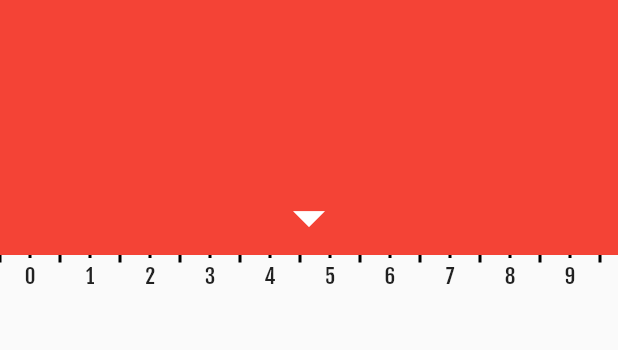
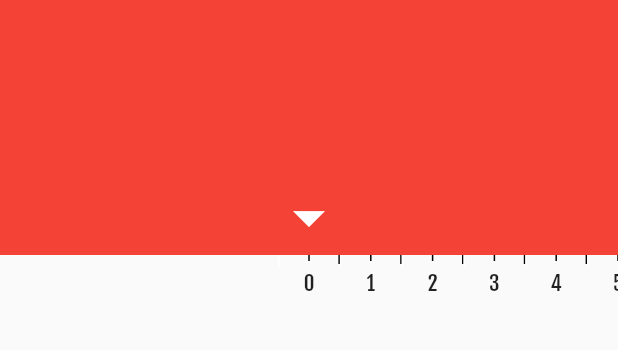
Before and after one commit to achernoprudov/pomodoro, a Flutter app: the screen it shows after launch, on a phone screen of 412 x 824 dp, the part 195-545 px from its top. Run offline on Flutter 3.47's test engine with Material 2 defaults, Android fonts, the phone set to English and light mode, and no system bars.

Commit message:
adopt scale design

```diff
--- a/lib/src/interval_widget.dart
+++ b/lib/src/interval_widget.dart
@@ -8,7 +8,7 @@ class IntervalWidget extends StatelessWidget {
   @override
   Widget build(BuildContext context) {
     return SizedBox(
-      width: 20,
+      width: 40,
       child: Stack(
         children: <Widget>[
           Row(
@@ -16,25 +16,25 @@ class IntervalWidget extends StatelessWidget {
             mainAxisAlignment: MainAxisAlignment.spaceBetween,
             children: <Widget>[
               Container(
-                color: Colors.black,
-                height: 5,
+                color: Colors.white,
+                height: 8,
                 width: 1,
               ),
               Container(
                 color: Colors.black,
-                height: 2,
-                width: 2,
+                height: 4,
+                width: 1,
               ),
               Container(
                 color: Colors.black,
-                height: 5,
+                height: 6,
                 width: 1,
               )
             ],
           ),
           Container(
             alignment: Alignment.topCenter,
-            padding: EdgeInsets.only(top: 5),
+            padding: EdgeInsets.only(top: 10),
             child: Text('$interval'),
           )
         ],
--- a/lib/src/picker_page.dart
+++ b/lib/src/picker_page.dart
@@ -1,11 +1,13 @@
 import 'package:flutter/material.dart';
 import 'package:flutter/cupertino.dart';
+import 'package:flutter/services.dart';
 import 'package:pomodoro/src/interval_widget.dart';
 
 class PickerPage extends StatelessWidget {
   @override
   Widget build(BuildContext context) {
-    var textTheme = Theme.of(context).textTheme;
+    var theme = Theme.of(context);
+    var textTheme = theme.textTheme;
     return Stack(
       children: <Widget>[
         Column(
@@ -24,17 +26,21 @@ class PickerPage extends StatelessWidget {
               ),
             ),
             Expanded(
-              child: ListView.builder(
-                itemCount: 40,
-                itemExtent: 40,
+              child: PageView.builder(
+                itemCount: 30,
                 scrollDirection: Axis.horizontal,
-                itemBuilder: (context, index) {
-                  return IntervalWidget(interval: index,);
-                  // return Container(
-                  //   height: 40,
-                  //   child: Text('$index min'),
-                  // );
+                pageSnapping: false,
+                physics: PageScrollPhysics(), // TODO custom page scroll physics
+                onPageChanged: (index) {
+                  if (theme.platform == TargetPlatform.iOS) {
+                    HapticFeedback.selectionClick();
+                  }
+
                 },
+                controller: PageController(viewportFraction: 0.1),
+                itemBuilder: (_, index) => IntervalWidget(
+                      interval: index,
+                    ),
               ),
             ),
           ],
```
